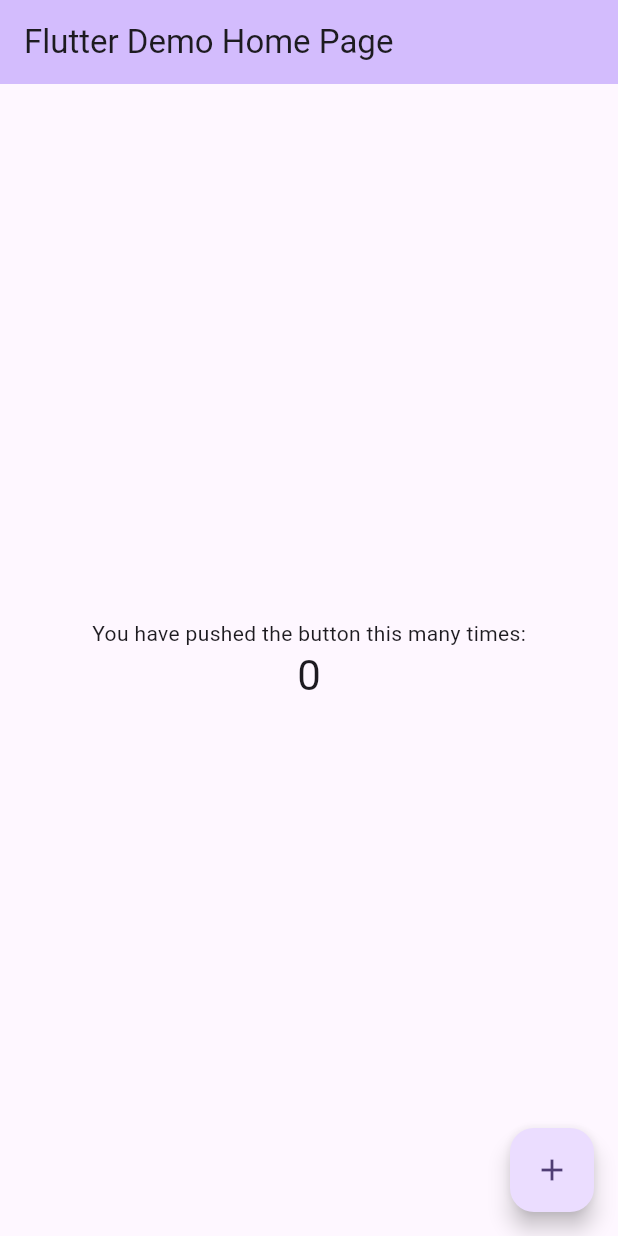
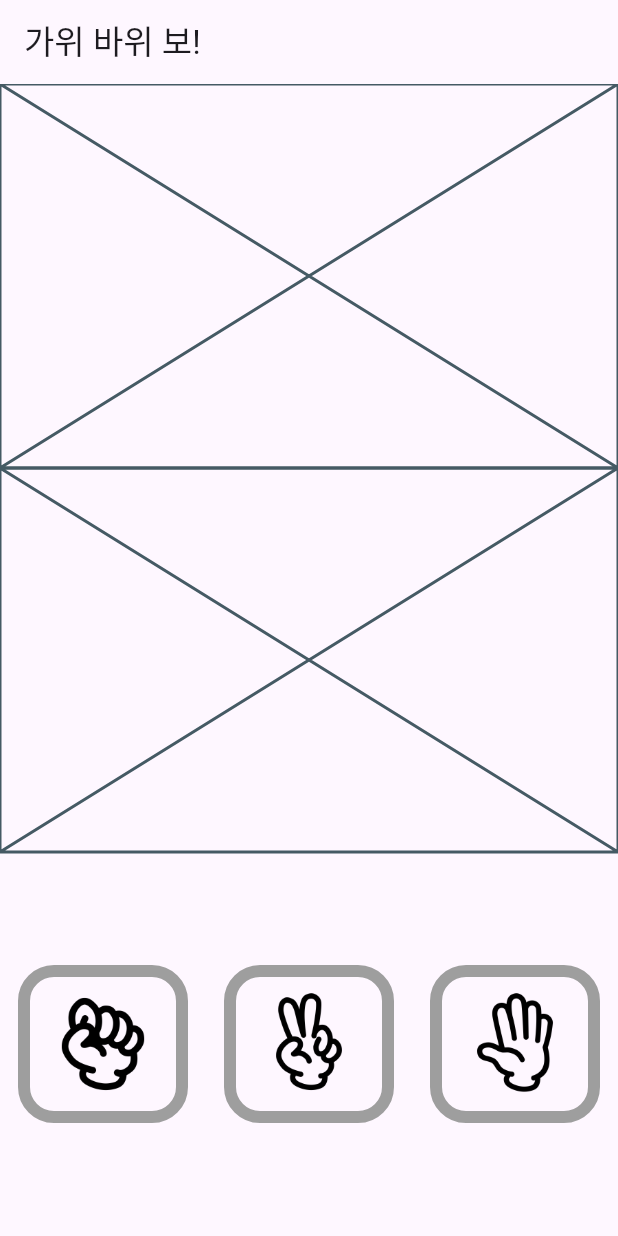
Before and after one commit to sik9252/flutter_project, a Flutter app: the screen it shows after launch, on a phone screen of 412 x 824 dp. Run offline on Flutter 3.47's test engine with Material 3 defaults, Android fonts, the phone set to English and light mode, and no system bars.

Commit message:
feat: user_input > 유저의 가위바위보 입력 ui 구현

```diff
--- /dev/null
+++ b/rsp_game/lib/game/enum.dart
@@ -0,0 +1,9 @@
+const assetPath = 'assets/images';
+
+enum InputType {
+  rock,
+  scissors,
+  paper;
+
+  String get path => '$assetPath/$name.png';
+}
--- /dev/null
+++ b/rsp_game/lib/game/game_body.dart
@@ -0,0 +1,44 @@
+import 'package:flutter/material.dart';
+import 'package:rsp_game/game/widget/user_input.dart';
+
+import 'enum.dart';
+import 'widget/cpu_input.dart';
+import 'widget/game_result.dart';
+
+class GameBody extends StatefulWidget {
+  const GameBody({super.key});
+
+  @override
+  State<GameBody> createState() => _GameBodyState();
+}
+
+class _GameBodyState extends State<GameBody> {
+  late bool isDone;
+  late InputType? _userInput;
+
+  @override
+  void initState() {
+    super.initState();
+    isDone = false;
+  }
+
+  @override
+  Widget build(BuildContext context) {
+    return Column(
+      children: [
+        Expanded(child: CpuInput(isDone: isDone)),
+        Expanded(child: GameResult(isDone: isDone)),
+        Expanded(
+            child:
+                UserInput(isDone: isDone, callback: setUserInput))
+      ],
+    );
+  }
+
+  void setUserInput(InputType? userInput) {
+    setState(() {
+      isDone = true;
+      _userInput = userInput;
+    });
+  }
+}
--- /dev/null
+++ b/rsp_game/lib/game/widget/cpu_input.dart
@@ -0,0 +1,12 @@
+import 'package:flutter/material.dart';
+
+class CpuInput extends StatelessWidget {
+  final bool isDone;
+
+  const CpuInput({required this.isDone, super.key});
+
+  @override
+  Widget build(BuildContext context) {
+    return const Placeholder();
+  }
+}
--- /dev/null
+++ b/rsp_game/lib/game/widget/game_result.dart
@@ -0,0 +1,12 @@
+import 'package:flutter/material.dart';
+
+class GameResult extends StatelessWidget {
+  final bool isDone;
+
+  const GameResult({required this.isDone, super.key});
+
+  @override
+  Widget build(BuildContext context) {
+    return const Placeholder();
+  }
+}
--- /dev/null
+++ b/rsp_game/lib/game/widget/input_card.dart
@@ -0,0 +1,41 @@
+import 'package:flutter/material.dart';
+
+class InputCard extends StatelessWidget {
+  final VoidCallback? callback;
+  final Widget child;
+
+  const InputCard({
+    this.callback,
+    required this.child,
+    super.key,
+  });
+
+  @override
+  Widget build(BuildContext context) {
+    return Expanded(
+      child: InkWell(
+          onTap: () => callback?.call(), child: InputContents(child: child)),
+    );
+  }
+}
+
+class InputContents extends StatelessWidget {
+  const InputContents({
+    super.key,
+    required this.child,
+  });
+
+  final Widget child;
+
+  @override
+  Widget build(BuildContext context) {
+    return Container(
+      margin: const EdgeInsets.symmetric(horizontal: 12, vertical: 8),
+      padding: const EdgeInsets.symmetric(horizontal: 12, vertical: 8),
+      decoration: BoxDecoration(
+          borderRadius: BorderRadius.circular(24),
+          border: Border.all(color: Colors.grey, width: 8)),
+      child: child,
+    );
+  }
+}
--- /dev/null
+++ b/rsp_game/lib/game/widget/user_input.dart
@@ -0,0 +1,33 @@
+import 'package:flutter/material.dart';
+import 'package:rsp_game/game/enum.dart';
+
+import 'input_card.dart';
+
+class UserInput extends StatelessWidget {
+  final bool isDone;
+  final Function(InputType) callback;
+
+  const UserInput({required this.isDone, required this.callback, super.key});
+
+  @override
+  Widget build(BuildContext context) {
+    if (isDone) {
+      return Placeholder();
+    }
+
+    return Row(
+      children: _getInputs(callback),
+    );
+  }
+
+  List<Widget> _getInputs(Function(InputType) callback) {
+    return InputType.values
+        .map(
+          (type) => InputCard(
+            child: Image.asset(type.path),
+            callback: () => callback.call(type),
+          ),
+        )
+        .toList();
+  }
+}
--- a/rsp_game/lib/main.dart
+++ b/rsp_game/lib/main.dart
@@ -1,125 +1,24 @@
 import 'package:flutter/material.dart';
 
+import 'game/game_body.dart';
+
 void main() {
-  runApp(const MyApp());
+  runApp(const RSPApp());
 }
 
-class MyApp extends StatelessWidget {
-  const MyApp({super.key});
+class RSPApp extends StatelessWidget {
+  const RSPApp({super.key});
 
   // This widget is the root of your application.
   @override
   Widget build(BuildContext context) {
     return MaterialApp(
-      title: 'Flutter Demo',
-      theme: ThemeData(
-        // This is the theme of your application.
-        //
-        // TRY THIS: Try running your application with "flutter run". You'll see
-        // the application has a purple toolbar. Then, without quitting the app,
-        // try changing the seedColor in the colorScheme below to Colors.green
-        // and then invoke "hot reload" (save your changes or press the "hot
-        // reload" button in a Flutter-supported IDE, or press "r" if you used
-        // the command line to start the app).
-        //
-        // Notice that the counter didn't reset back to zero; the application
-        // state is not lost during the reload. To reset the state, use hot
-        // restart instead.
-        //
-        // This works for code too, not just values: Most code changes can be
-        // tested with just a hot reload.
-        colorScheme: ColorScheme.fromSeed(seedColor: Colors.deepPurple),
-        useMaterial3: true,
+      home: Scaffold(
+        appBar: AppBar(
+          title: const Text('가위 바위 보!'),
+        ),
+        body: const GameBody(),
       ),
-      home: const MyHomePage(title: 'Flutter Demo Home Page'),
     );
   }
 }
-
-class MyHomePage extends StatefulWidget {
-  const MyHomePage({super.key, required this.title});
-
-  // This widget is the home page of your application. It is stateful, meaning
-  // that it has a State object (defined below) that contains fields that affect
-  // how it looks.
-
-  // This class is the configuration for the state. It holds the values (in this
-  // case the title) provided by the parent (in this case the App widget) and
-  // used by the build method of the State. Fields in a Widget subclass are
-  // always marked "final".
-
-  final String title;
-
-  @override
-  State<MyHomePage> createState() => _MyHomePageState();
-}
-
-class _MyHomePageState extends State<MyHomePage> {
-  int _counter = 0;
-
-  void _incrementCounter() {
-    setState(() {
-      // This call to setState tells the Flutter framework that something has
-      // changed in this State, which causes it to rerun the build method below
-      // so that the display can reflect the updated values. If we changed
-      // _counter without calling setState(), then the build method would not be
-      // called again, and so nothing would appear to happen.
-      _counter++;
-    });
-  }
-
-  @override
-  Widget build(BuildContext context) {
-    // This method is rerun every time setState is called, for instance as done
-    // by the _incrementCounter method above.
-    //
-    // The Flutter framework has been optimized to make rerunning build methods
-    // fast, so that you can just rebuild anything that needs updating rather
-    // than having to individually change instances of widgets.
-    return Scaffold(
-      appBar: AppBar(
-        // TRY THIS: Try changing the color here to a specific color (to
-        // Colors.amber, perhaps?) and trigger a hot reload to see the AppBar
-        // change color while the other colors stay the same.
-        backgroundColor: Theme.of(context).colorScheme.inversePrimary,
-        // Here we take the value from the MyHomePage object that was created by
-        // the App.build method, and use it to set our appbar title.
-        title: Text(widget.title),
-      ),
-      body: Center(
-        // Center is a layout widget. It takes a single child and positions it
-        // in the middle of the parent.
-        child: Column(
-          // Column is also a layout widget. It takes a list of children and
-          // arranges them vertically. By default, it sizes itself to fit its
-          // children horizontally, and tries to be as tall as its parent.
-          //
-          // Column has various properties to control how it sizes itself and
-          // how it positions its children. Here we use mainAxisAlignment to
-          // center the children vertically; the main axis here is the vertical
-          // axis because Columns are vertical (the cross axis would be
-          // horizontal).
-          //
-          // TRY THIS: Invoke "debug painting" (choose the "Toggle Debug Paint"
-          // action in the IDE, or press "p" in the console), to see the
-          // wireframe for each widget.
-          mainAxisAlignment: MainAxisAlignment.center,
-          children: <Widget>[
-            const Text(
-              'You have pushed the button this many times:',
-            ),
-            Text(
-              '$_counter',
-              style: Theme.of(context).textTheme.headlineMedium,
-            ),
-          ],
-        ),
-      ),
-      floatingActionButton: FloatingActionButton(
-        onPressed: _incrementCounter,
-        tooltip: 'Increment',
-        child: const Icon(Icons.add),
-      ), // This trailing comma makes auto-formatting nicer for build methods.
-    );
-  }
-}
--- a/rsp_game/pubspec.yaml
+++ b/rsp_game/pubspec.yaml
@@ -59,9 +59,8 @@ flutter:
   uses-material-design: true
 
   # To add assets to your application, add an assets section, like this:
-  # assets:
-  #   - images/a_dot_burr.jpeg
-  #   - images/a_dot_ham.jpeg
+  assets:
+    - assets/images/
 
   # An image asset can refer to one or more resolution-specific "variants", see
   # https://flutter.dev/assets-and-images/#resolution-aware
```
Also changed, not shown: rsp_game/assets/images/paper.png (added), rsp_game/assets/images/rock.png (added), rsp_game/assets/images/scissors.png (added), 1 other file.
